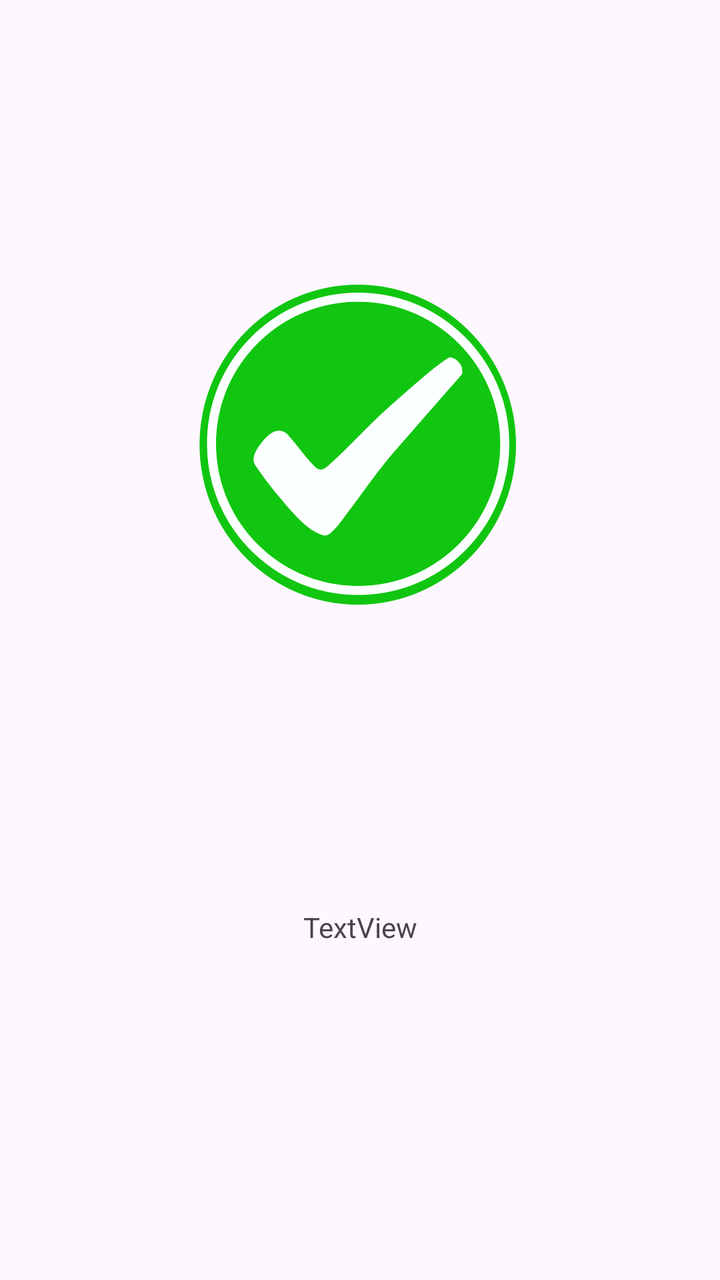
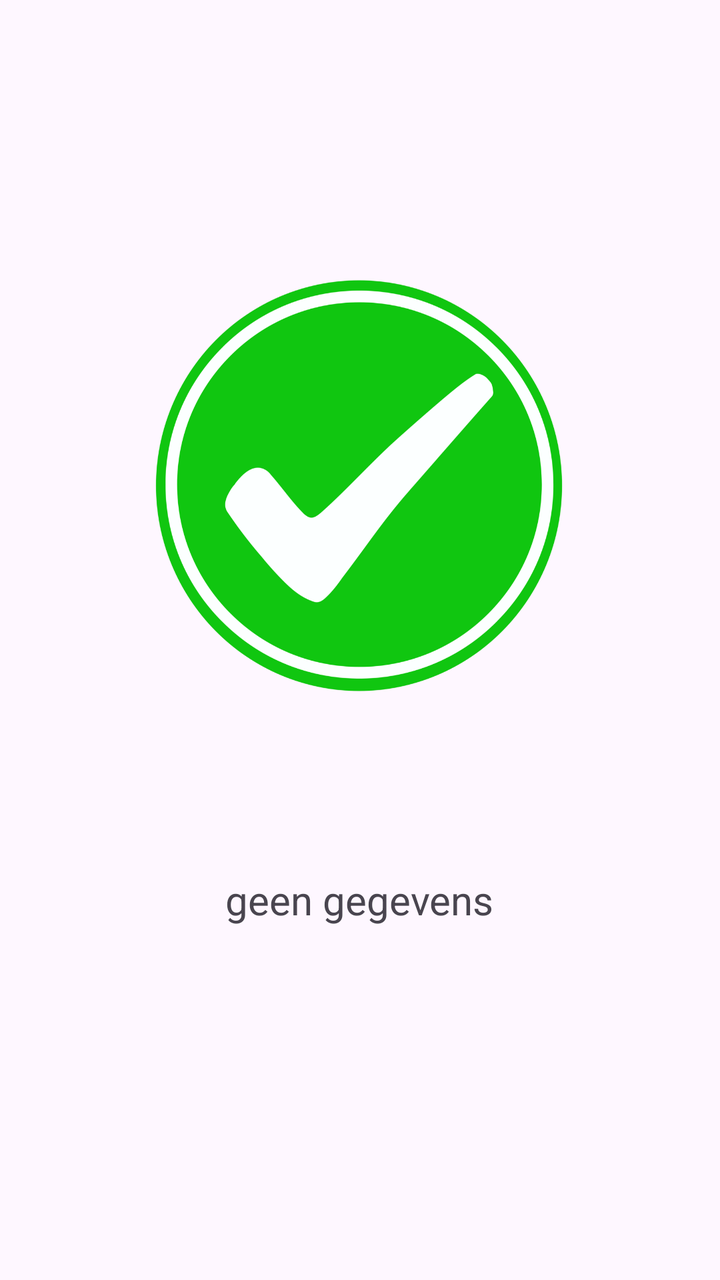

Compare the two renders of this Android layout. The source of the first and the diff that turns it into the second are given below.
<!-- AndroidManifest.xml: application theme Theme.Snackbarapp -->
<!-- res/layout/activity_main5.xml -->
<?xml version="1.0" encoding="utf-8"?>
<androidx.constraintlayout.widget.ConstraintLayout xmlns:android="http://schemas.android.com/apk/res/android"
    xmlns:app="http://schemas.android.com/apk/res-auto"
    xmlns:tools="http://schemas.android.com/tools"
    android:id="@+id/main"
    android:layout_width="match_parent"
    android:layout_height="match_parent"
    tools:context=".MainActivity5">

    <ImageView
        android:id="@+id/imageView3"
        android:layout_width="300dp"
        android:layout_height="300dp"
        app:layout_constraintBottom_toBottomOf="parent"
        app:layout_constraintEnd_toEndOf="parent"
        app:layout_constraintHorizontal_bias="0.495"
        app:layout_constraintStart_toStartOf="parent"
        app:layout_constraintTop_toTopOf="parent"
        app:layout_constraintVertical_bias="0.213"
        app:srcCompat="@drawable/green_check_mark_icon_with_circle_tick_box_check_list_circle_frame_checkbox_symbol_sign_png" />

    <TextView
        android:id="@+id/textView6"
        android:layout_width="159dp"
        android:layout_height="69dp"
        android:text="TextView"
        android:textAlignment="center"
        app:layout_constraintBottom_toBottomOf="parent"
        app:layout_constraintEnd_toEndOf="parent"
        app:layout_constraintStart_toStartOf="parent"
        app:layout_constraintTop_toBottomOf="@+id/imageView3"
        app:layout_constraintVertical_bias="0.411" />
</androidx.constraintlayout.widget.ConstraintLayout>
<!-- resources referenced by this layout -->
<resources>
  <!-- drawable green_check_mark_icon_with_circle_tick_box_check_list_circle_frame_checkbox_symbol_sign_png: webp bitmap (drawable, 49492 bytes) -->
  <style name="Theme.Snackbarapp" parent="Base.Theme.Snackbarapp" />
  <style name="Base.Theme.Snackbarapp" parent="Theme.Material3.DayNight.NoActionBar">
          
          
      </style>
</resources>

<!-- the commit's change to res/layout/activity_main5.xml (unified diff, before → after) -->
@@ -9,8 +9,8 @@
 
     <ImageView
         android:id="@+id/imageView3"
-        android:layout_width="300dp"
-        android:layout_height="300dp"
+        android:layout_width="385dp"
+        android:layout_height="371dp"
         app:layout_constraintBottom_toBottomOf="parent"
         app:layout_constraintEnd_toEndOf="parent"
         app:layout_constraintHorizontal_bias="0.495"
@@ -21,13 +21,15 @@
 
     <TextView
         android:id="@+id/textView6"
-        android:layout_width="159dp"
-        android:layout_height="69dp"
-        android:text="TextView"
+        android:layout_width="252dp"
+        android:layout_height="139dp"
+        android:text="geen gegevens"
         android:textAlignment="center"
+        android:textSize="20sp"
         app:layout_constraintBottom_toBottomOf="parent"
         app:layout_constraintEnd_toEndOf="parent"
+        app:layout_constraintHorizontal_bias="0.496"
         app:layout_constraintStart_toStartOf="parent"
         app:layout_constraintTop_toBottomOf="@+id/imageView3"
-        app:layout_constraintVertical_bias="0.411" />
+        app:layout_constraintVertical_bias="0.111" />
 </androidx.constraintlayout.widget.ConstraintLayout>
